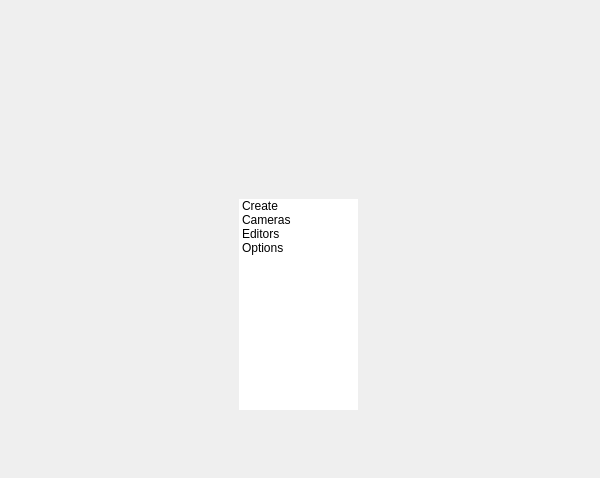
This is tentacle/ui/2/cameras_lower_submenu.ui in m3trik/tentacle as Qt 5 draws it before an edit. The edited form follows.
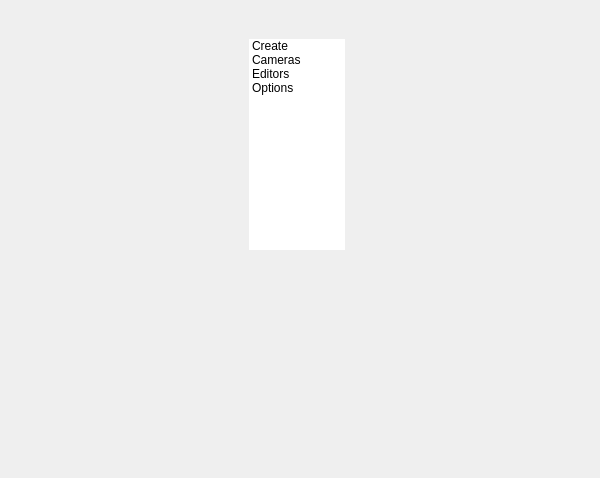
This is the edited form. Custom widgets are drawn as their Qt base class.

Diff of the .ui file:
```diff
--- a/tentacle/ui/2/cameras_lower_submenu.ui
+++ b/tentacle/ui/2/cameras_lower_submenu.ui
@@ -59,12 +59,12 @@
    <layout class="QGridLayout" name="gridLayout">
     <item row="0" column="0">
      <widget class="QWidget" name="staticWindow" native="true">
-      <widget class="TreeWidgetExpandableList" name="tree000">
+      <widget class="ListWidget" name="lw000">
        <property name="geometry">
         <rect>
-         <x>230</x>
-         <y>190</y>
-         <width>119</width>
+         <x>240</x>
+         <y>30</y>
+         <width>96</width>
          <height>211</height>
         </rect>
        </property>
@@ -89,123 +89,32 @@
        <property name="selectionMode">
         <enum>QAbstractItemView::NoSelection</enum>
        </property>
-       <property name="indentation">
-        <number>0</number>
-       </property>
-       <property name="itemsExpandable">
-        <bool>false</bool>
-       </property>
-       <property name="headerHidden">
-        <bool>true</bool>
-       </property>
-       <property name="expandsOnDoubleClick">
-        <bool>false</bool>
-       </property>
-       <property name="columnCount">
-        <number>5</number>
-       </property>
-       <attribute name="headerVisible">
-        <bool>false</bool>
-       </attribute>
-       <column>
-        <property name="text">
-         <string notr="true">root</string>
-        </property>
-       </column>
-       <column>
-        <property name="text">
-         <string>Editors</string>
-        </property>
-       </column>
-       <column>
-        <property name="text">
-         <string>Cameras</string>
-        </property>
-       </column>
-       <column>
-        <property name="text">
-         <string>Create</string>
-        </property>
-       </column>
-       <column>
-        <property name="text">
-         <string>Options</string>
-        </property>
-       </column>
        <item>
         <property name="text">
          <string>Create</string>
         </property>
-        <property name="text">
-         <string/>
-        </property>
-        <property name="text">
-         <string/>
-        </property>
-        <property name="text">
-         <string>Custom Camera</string>
-        </property>
-        <property name="text">
-         <string>Group Cameras</string>
-        </property>
        </item>
        <item>
         <property name="text">
          <string>Cameras</string>
         </property>
-        <property name="text">
-         <string/>
-        </property>
-        <property name="text">
-         <string/>
-        </property>
-        <property name="text">
-         <string>Set Custom Camera</string>
-        </property>
-        <property name="text">
-         <string>Adjust Clipping</string>
-        </property>
        </item>
        <item>
         <property name="text">
          <string>Editors</string>
         </property>
-        <property name="text">
-         <string/>
-        </property>
-        <property name="text">
-         <string/>
-        </property>
-        <property name="text">
-         <string>Camera From View</string>
-        </property>
-        <property name="text">
-         <string>Toggle Safe Frames</string>
-        </property>
        </item>
        <item>
         <property name="text">
          <string>Options</string>
         </property>
-        <property name="text">
-         <string/>
-        </property>
-        <property name="text">
-         <string/>
-        </property>
-        <property name="text">
-         <string/>
-        </property>
-        <property name="text">
-         <string/>
-        </property>
        </item>
       </widget>
       <widget class="QPushButton" name="i000">
        <property name="geometry">
         <rect>
          <x>240</x>
-         <y>190</y>
+         <y>30</y>
          <width>96</width>
          <height>21</height>
         </rect>
@@ -227,7 +136,7 @@
        </property>
       </widget>
       <zorder>i000</zorder>
-      <zorder>tree000</zorder>
+      <zorder>lw000</zorder>
      </widget>
     </item>
    </layout>
@@ -235,9 +144,9 @@
  </widget>
  <customwidgets>
   <customwidget>
-   <class>TreeWidgetExpandableList</class>
-   <extends>QTreeWidget</extends>
-   <header>qtreewidget_expandablelist.h</header>
+   <class>ListWidget</class>
+   <extends>QListWidget</extends>
+   <header>listwidget.h</header>
   </customwidget>
  </customwidgets>
  <resources/>
```
